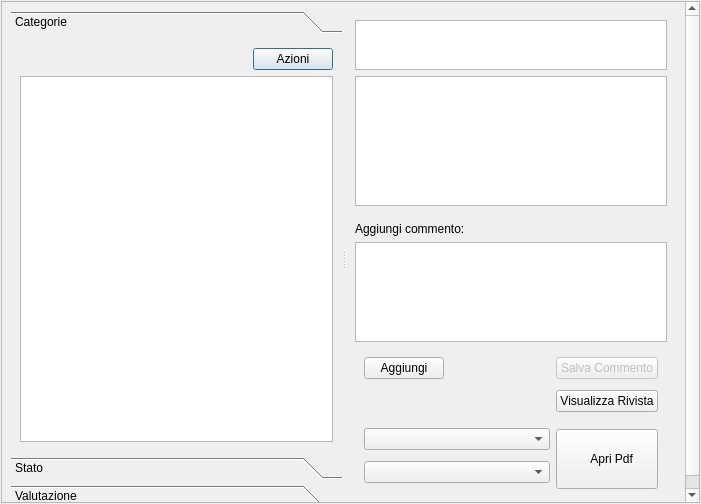
This is lescienze500/src/bookmarkgui.ui in simon-r/LeScienze500 as Qt 5 draws it before an edit. The edited form follows.
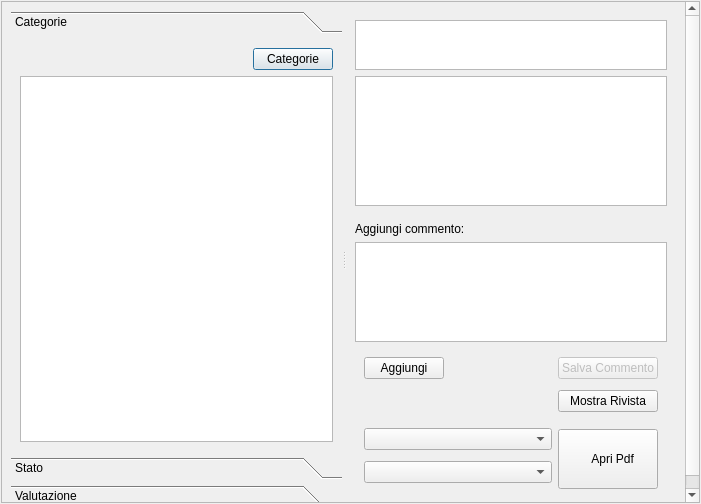
This is the edited form. Icons and pictures are not drawn.

Commit message: dom 14 nov 2010, 17.48.52, CET

Diff of the .ui file:
```diff
--- a/lescienze500/src/bookmarkgui.ui
+++ b/lescienze500/src/bookmarkgui.ui
@@ -100,7 +100,7 @@
               <item>
                <widget class="QPushButton" name="mainFavoritesMenu">
                 <property name="text">
-                 <string>Azioni</string>
+                 <string>Categorie</string>
                 </property>
                </widget>
               </item>
@@ -397,7 +397,7 @@
                  </size>
                 </property>
                 <property name="text">
-                 <string>Visualizza Rivista</string>
+                 <string>Mostra Rivista</string>
                 </property>
                </widget>
               </item>
```
Left out of the diff: 2 changed lines with no effect on the pictures.
